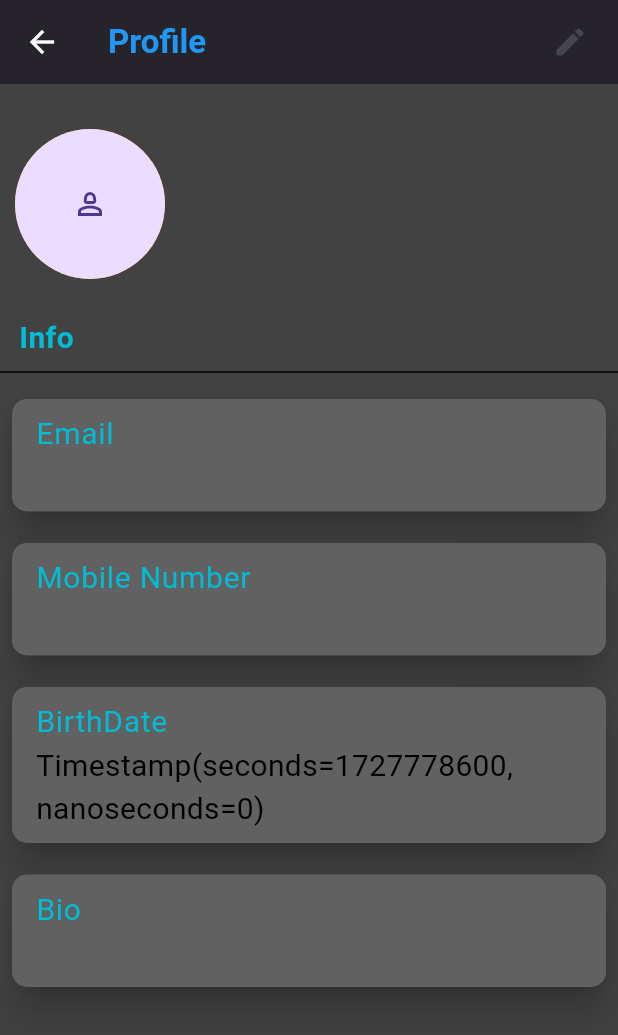
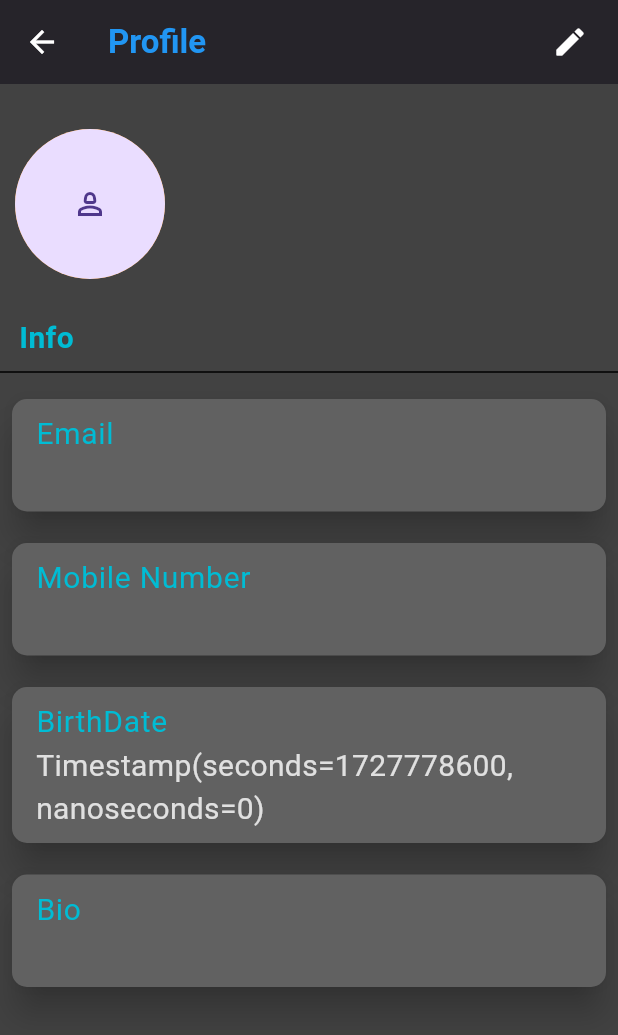
Before and after one commit to TIRTH1818y/IT-MATERIAL-POINT, a Flutter app: the Home screen opened directly, in the side drawer, after a tap on "My Profile", on a phone screen of 412 x 824 dp. Shown: the top 1035 px of the screen. Run offline on Flutter 3.47's test engine with Material 3 defaults, Android fonts, the phone set to English and light mode, and no system bars; drawn by our look-alikes of cached_network_image; our stand-ins replace carousel_slider, cloud_firestore, dio, firebase_auth, firebase_core, firebase_storage and 4 more; missing offline and left inert: syncfusion_flutter_pdfviewer; accounts and stored records are empty; network calls fail.

Commit message:
full app code

```diff
--- a/lib/Drawer_Pages/Downloads.dart
+++ b/lib/Drawer_Pages/Downloads.dart
@@ -103,8 +103,8 @@ class _DownloadsState extends State<Downloads> {
                 );
               },
             )
-          : const Center(
-              child: Text("No Downloaded Files Found."),
+          :  Center(
+              child: Text("No Downloaded Files Found.",style: TextStyle(fontSize: 20,color: !widget.colorBW ? Colors.white : Colors.black),),
             ),
     );
   }
--- a/lib/Profile/edit_profile.dart
+++ b/lib/Profile/edit_profile.dart
@@ -258,8 +258,9 @@ class _EditProfileState extends State<EditProfile> {
                     color: widget.colorBW ? Colors.white : Colors.grey[700],
                     borderRadius: BorderRadius.circular(10),
                     child: TextFormField(
+                      keyboardType: TextInputType.datetime,
                       style: TextStyle(
-                          color: widget.colorBW ? Colors.white : Colors.black),
+                          color: !widget.colorBW ? Colors.white : Colors.black),
                       controller: DOBcontroller,
                       validator: (value) {
                         if (value == null || value.isEmpty) {
@@ -305,7 +306,7 @@ class _EditProfileState extends State<EditProfile> {
                     borderRadius: BorderRadius.circular(10),
                     child: TextFormField(
                       style: TextStyle(
-                        color: widget.colorBW ? Colors.white : Colors.black,
+                        color: !widget.colorBW ? Colors.white : Colors.black,
                       ),
                       controller: BIOcontroller,
                       validator: (value) {
--- a/lib/Profile/profile.dart
+++ b/lib/Profile/profile.dart
@@ -47,7 +47,7 @@ class _profileState extends State<profile> {
                 Padding(
                   padding: const EdgeInsets.all(8.0),
                   child: IconButton(
-                    icon: const Icon(Icons.edit_rounded),
+                    icon:  Icon(Icons.edit_rounded, color: !widget.colorBW ? Colors.white : Colors.black),
                     onPressed: () {
                       Navigator.push(
                           context,
@@ -85,8 +85,11 @@ class _profileState extends State<profile> {
           }
 
           return Container(
+            height: double.maxFinite,
             color: widget.colorBW ? Colors.white : Colors.grey[800],
+            child: SingleChildScrollView(
               child: Column(
+
                 children: [
                   const SizedBox(
                     height: 30,
@@ -169,7 +172,7 @@ class _profileState extends State<profile> {
                         subtitle: Text(
                           email,
                           style:
-                            const TextStyle(fontSize: 20, color: Colors.black),
+                              TextStyle(fontSize: 20, color: !widget.colorBW ? Colors.grey.shade300 : Colors.black),
                         ),
                       ),
                     ),
@@ -191,7 +194,7 @@ class _profileState extends State<profile> {
                         subtitle: Text(
                           phone,
                           style:
-                            const TextStyle(fontSize: 20, color: Colors.black),
+                               TextStyle(fontSize: 20, color: !widget.colorBW ? Colors.grey.shade300 : Colors.black),
                         ),
                       ),
                     ),
@@ -213,7 +216,7 @@ class _profileState extends State<profile> {
                         subtitle: Text(
                           birthdate,
                           style:
-                            const TextStyle(fontSize: 20, color: Colors.black),
+                               TextStyle(fontSize: 20, color:!widget.colorBW ? Colors.grey.shade300 : Colors.black),
                         ),
                       ),
                     ),
@@ -235,12 +238,13 @@ class _profileState extends State<profile> {
                         subtitle: Text(
                           bio,
                           style:
-                            const TextStyle(fontSize: 20, color: Colors.black),
+                               TextStyle(fontSize: 20, color:!widget.colorBW ? Colors.grey.shade300 : Colors.black),
                         ),
                       ),
                     ),
                   ),
                 ],
+              ),
             ),
           );
         },
--- a/pubspec.yaml
+++ b/pubspec.yaml
@@ -47,8 +47,8 @@ dependencies:
   path_provider: ^2.1.4
   permission_handler: ^11.3.1
   google_sign_in: ^6.2.1
-  easy_pdf_viewer: ^1.0.8
   carousel_slider: ^5.0.0
+  syncfusion_flutter_pdfviewer: ^27.1.51
 
 
 
@@ -61,7 +61,7 @@ dev_dependencies:
   # activated in the `analysis_options.yaml` file located at the root of your
   # package. See that file for information about deactivating specific lint
   # rules and activating additional ones.
-  flutter_lints: ^4.0.0
+  flutter_lints: ^5.0.0
 
 # For information on the generic Dart part of this file, see the
 # following page: https://dart.dev/tools/pub/pubspec
```
Also changed, not shown: lib/Home_Screens_Pages/home_page.dart (+7 -3 lines), lib/Home_Screens_Pages/postUi.dart (+14 -11 lines), lib/Services/authentication.dart (+2 -22 lines), lib/Services/pdfviewer.dart (+20 -18 lines), pubspec.lock, 9 other files. Lines whose indentation alone changed are shown as unchanged.
